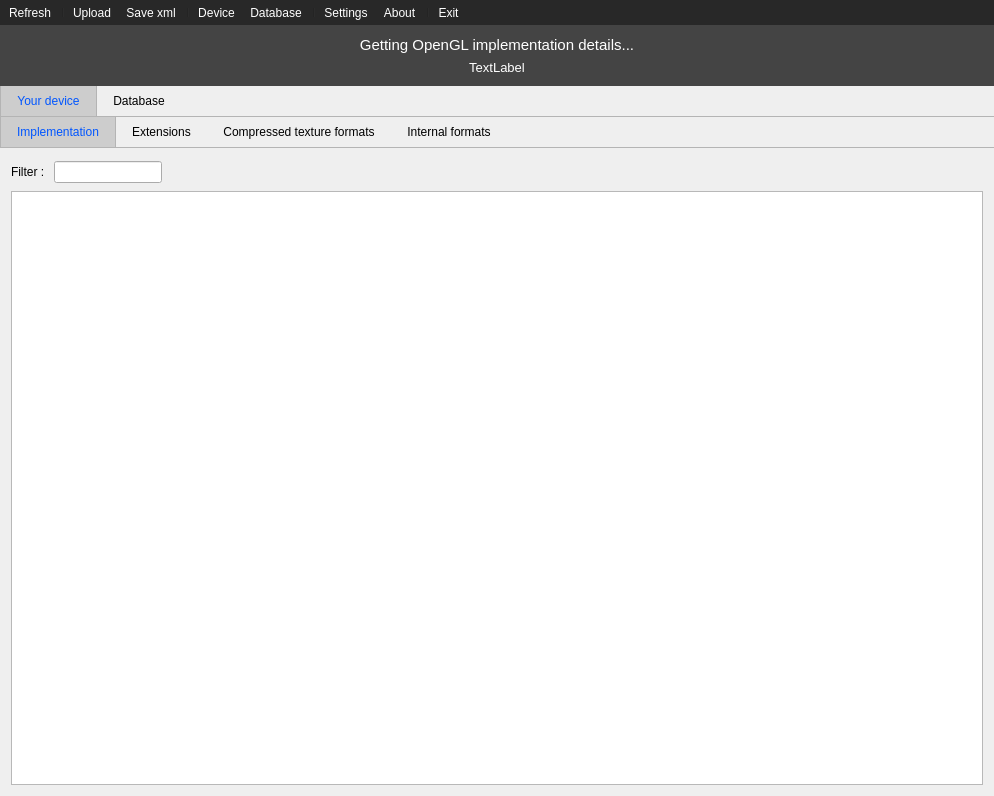
Old version of the form glCapsViewer.ui in the repository SaschaWillems/glCapsViewer.
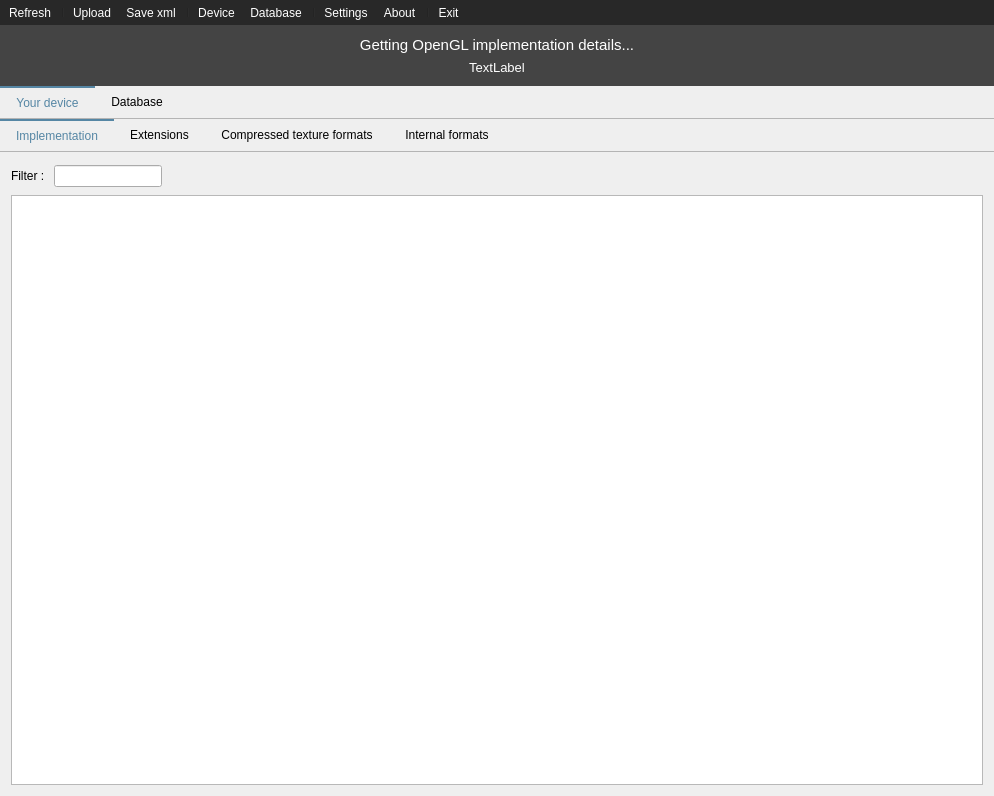
New version of the form. Icons and pictures are not drawn.

```diff
--- a/glCapsViewer.ui
+++ b/glCapsViewer.ui
@@ -48,10 +48,8 @@
 }
 
 QTabBar::tab:selected {
-color: rgb(0, 85, 255);
-	background-color: rgb(205, 205, 205);
-border-left: 1px solid rgb(180, 180, 180);
-border-right: 1px solid rgb(180, 180, 180);
+color: #5586a4;
+border-top: 2px solid #5586a4;
 }</string>
   </property>
   <widget class="QWidget" name="centralWidget">
```
Left out of the diff: 2 changed lines with no effect on the pictures.
